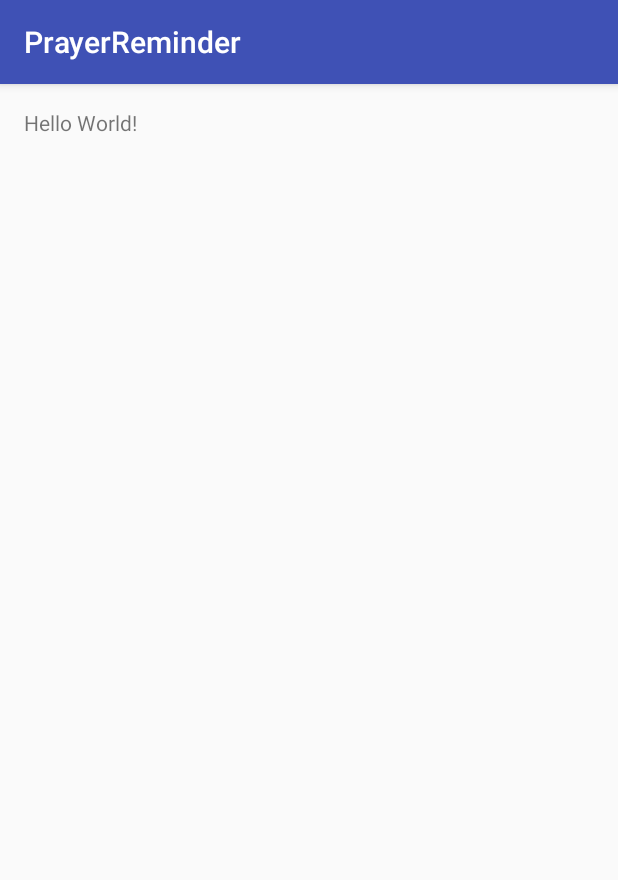
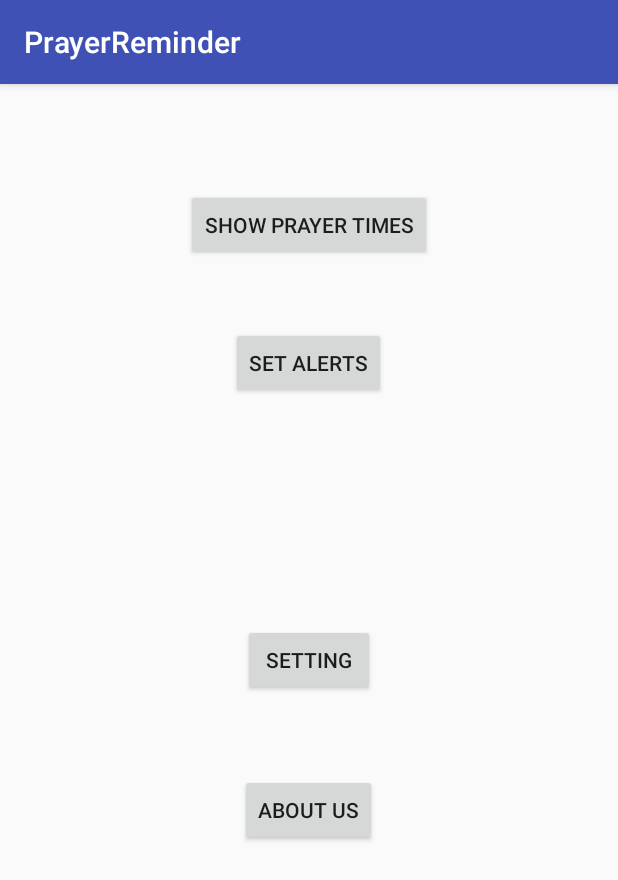
Before and after one commit to com-Marash/PrayerReminder, an Android app: the screen it shows after launch (MainPage), on a phone screen of 412 x 824 dp. Shown: the top 880 px of the screen. Run offline under Robolectric (Android 15) with nearby library versions, the phone set to English and light mode, and no system bars.

Commit message:
Add setting page

```diff
--- a/app/build.gradle
+++ b/app/build.gradle
@@ -23,4 +23,5 @@
     compile fileTree(dir: 'libs', include: ['*.jar'])
     testCompile 'junit:junit:4.12'
     compile 'com.android.support:appcompat-v7:23.1.1'
+    compile 'com.android.support:design:23.1.1'
 }
--- a/app/src/main/java/com/marash/prayerreminder/MainPage.java
+++ b/app/src/main/java/com/marash/prayerreminder/MainPage.java
@@ -1,13 +1,35 @@
 package com.marash.prayerreminder;
 
+import android.content.Intent;
 import android.support.v7.app.AppCompatActivity;
 import android.os.Bundle;
+import android.view.View;
+import android.widget.Button;
 
 public class MainPage extends AppCompatActivity {
+
+    private Button butten_setting;
+
 
     @Override
     protected void onCreate(Bundle savedInstanceState) {
         super.onCreate(savedInstanceState);
         setContentView(R.layout.activity_main_page);
+
+        // call button handlers
+        settingFunction();
     }
+
+    public void settingFunction(){
+
+        butten_setting = (Button)findViewById(R.id.button_setting);
+        butten_setting.setOnClickListener(new View.OnClickListener() {
+            @Override
+            public void onClick(View v) {
+                Intent  settingIntent = new Intent("com.marash.prayerreminder.Setting");
+                startActivity(settingIntent);
+            }
+        });
+    }
+
 }
--- a/app/src/main/res/layout/activity_main_page.xml
+++ b/app/src/main/res/layout/activity_main_page.xml
@@ -9,8 +9,40 @@
     android:paddingTop="@dimen/activity_vertical_margin"
     tools:context="com.marash.prayerreminder.MainPage">
 
-    <TextView
+
+    <Button
         android:layout_width="wrap_content"
         android:layout_height="wrap_content"
-        android:text="Hello World!" />
+        android:text="show prayer times"
+        android:id="@+id/button_showPrayerTimes"
+        android:layout_alignParentTop="true"
+        android:layout_centerHorizontal="true"
+        android:layout_marginTop="54dp" />
+
+    <Button
+        android:layout_width="wrap_content"
+        android:layout_height="wrap_content"
+        android:text="set alerts"
+        android:id="@+id/button_setAlerts"
+        android:layout_marginTop="44dp"
+        android:layout_below="@+id/button_showPrayerTimes"
+        android:layout_centerHorizontal="true" />
+
+    <Button
+        android:layout_width="wrap_content"
+        android:layout_height="wrap_content"
+        android:text="Setting"
+        android:id="@+id/button_setting"
+        android:layout_centerVertical="true"
+        android:layout_centerHorizontal="true" />
+
+    <Button
+        android:layout_width="wrap_content"
+        android:layout_height="wrap_content"
+        android:text="About Us"
+        android:id="@+id/button_aboutUs"
+        android:layout_below="@+id/button_setting"
+        android:layout_centerHorizontal="true"
+        android:layout_marginTop="52dp" />
+
 </RelativeLayout>
--- /dev/null
+++ b/app/src/main/res/values-v21/styles.xml
@@ -0,0 +1,9 @@
+<resources>>
+
+    <style name="AppTheme.NoActionBar">
+        <item name="windowActionBar">false</item>
+        <item name="windowNoTitle">true</item>
+        <item name="android:windowDrawsSystemBarBackgrounds">true</item>
+        <item name="android:statusBarColor">@android:color/transparent</item>
+    </style>
+</resources>
--- a/app/src/main/res/values/dimens.xml
+++ b/app/src/main/res/values/dimens.xml
@@ -2,4 +2,5 @@
     <!-- Default screen margins, per the Android Design guidelines. -->
     <dimen name="activity_horizontal_margin">16dp</dimen>
     <dimen name="activity_vertical_margin">16dp</dimen>
+    <dimen name="fab_margin">16dp</dimen>
 </resources>
--- a/app/src/main/res/values/strings.xml
+++ b/app/src/main/res/values/strings.xml
@@ -1,3 +1,4 @@
 <resources>
     <string name="app_name">PrayerReminder</string>
+    <string name="title_activity_setting">Setting</string>
 </resources>
--- a/app/src/main/res/values/styles.xml
+++ b/app/src/main/res/values/styles.xml
@@ -8,4 +8,13 @@
         <item name="colorAccent">@color/colorAccent</item>
     </style>
 
+    <style name="AppTheme.NoActionBar">
+        <item name="windowActionBar">false</item>
+        <item name="windowNoTitle">true</item>
+    </style>
+
+    <style name="AppTheme.AppBarOverlay" parent="ThemeOverlay.AppCompat.Dark.ActionBar" />
+
+    <style name="AppTheme.PopupOverlay" parent="ThemeOverlay.AppCompat.Light" />
+
 </resources>
```
Also changed, not shown: app/src/main/AndroidManifest.xml (+11 -0 lines), app/src/main/java/com/marash/prayerreminder/Setting.java (added, +30 -0 lines), app/src/main/res/layout/activity_setting.xml (added, +34 -0 lines), app/src/main/res/layout/content_setting.xml (added, +15 -0 lines).
